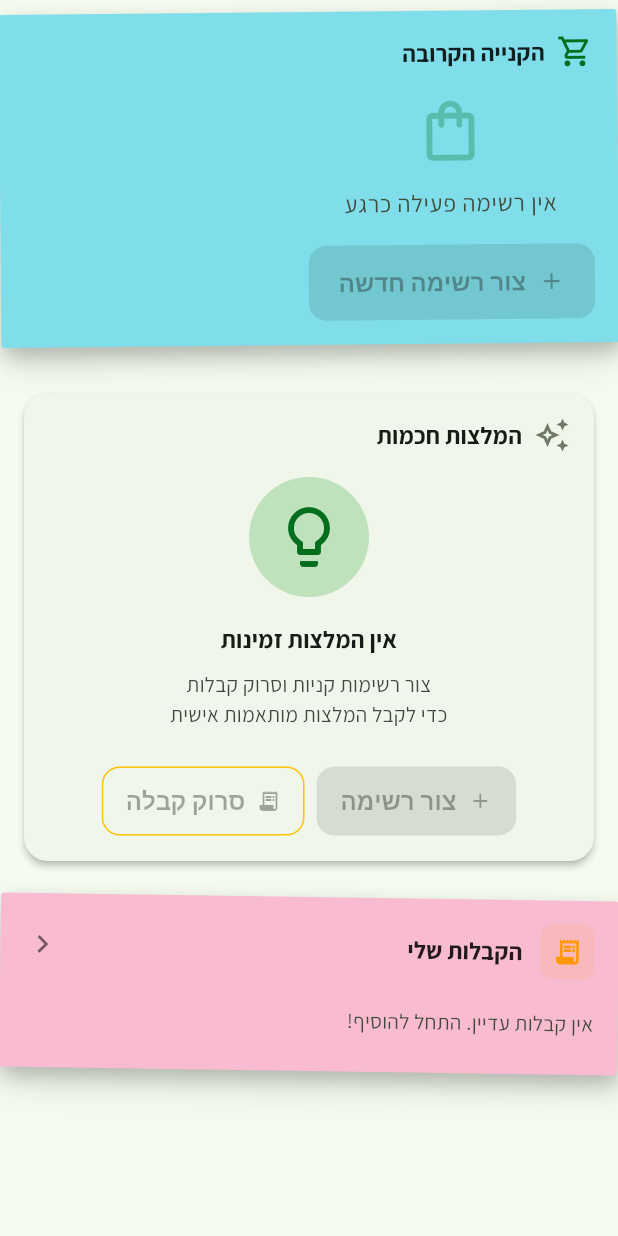
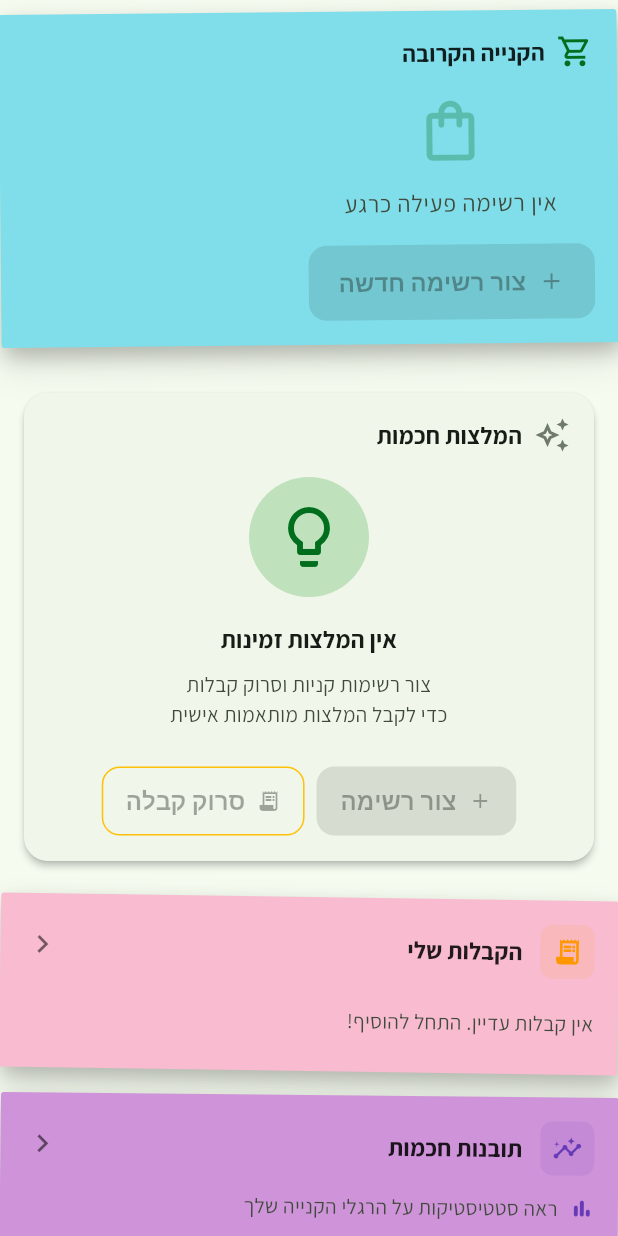
Before and after one commit to Yehuda-sh/salsheli, a Flutter app: the _Content widget shown alone on an empty page, opened directly with empty values, on a phone screen of 412 x 824 dp. Run offline on Flutter 3.47's test engine with Material 3 defaults, Android fonts, the phone set to English and light mode, and no system bars; drawn by our look-alikes of dynamic_color, flutter_animate; our stand-ins replace cloud_firestore, firebase_auth, firebase_core, firebase_storage, fl_chart, image_picker and 3 more; missing offline and left inert: google_mlkit_text_recognition; accounts and stored records are empty.

Commit message:
refactor: Update documentation and add navigation checks in guides and screens

```diff
--- a/lib/screens/home/home_dashboard_screen.dart
+++ b/lib/screens/home/home_dashboard_screen.dart
@@ -5,7 +5,7 @@
 // ✅ Pull-to-Refresh (רשימות + הצעות)
 // ✅ מיון חכם לפי priority (אירועים + עדכונים)
 // ✅ Empty state משופר עם אנימציה
-// ✅ כרטיסים: הקנייה הבאה, הצעות חכמות, קבלות, רשימות פעילות
+// ✅ כרטיסים: הקנייה הבאה, הצעות חכמות, קבלות, תובנות, רשימות פעילות
 // ✅ Dismissible lists עם undo
 // ✅ AppStrings - i18n ready
 // ✅ ui_constants - עיצוב עקבי
@@ -352,10 +352,19 @@ class _Content extends StatelessWidget {
 
         const SizedBox(height: kSpacingMedium),
 
+        // 🆕 כרטיס תובנות חכמות
+        const _InsightsCard()
+          .animate()
+          .fadeIn(duration: 600.ms, delay: 400.ms)
+          .slideY(begin: 0.15, end: 0)
+          .scale(begin: const Offset(0.95, 0.95), end: const Offset(1, 1)),
+
+        const SizedBox(height: kSpacingMedium),
+
         if (otherLists.isNotEmpty)
           _ActiveListsCard(lists: otherLists)
             .animate()
-            .fadeIn(duration: 600.ms, delay: 450.ms) // ✨ יותר איטי
+            .fadeIn(duration: 600.ms, delay: 550.ms) // ✨ עיכוב מעודכן
             .slideY(begin: 0.15, end: 0) // ✨ יותר דרמטי
             .scale(begin: const Offset(0.95, 0.95), end: const Offset(1, 1)), // ✨ זום!
       ],
@@ -704,6 +713,103 @@ class _ReceiptsCard extends StatelessWidget {
   }
 }
 
+class _InsightsCard extends StatelessWidget {
+  const _InsightsCard();
+
+  @override
+  Widget build(BuildContext context) {
+    final theme = Theme.of(context);
+    final cs = theme.colorScheme;
+
+    return StickyNote(
+      color: kStickyPurple,  // ✅ פתק סגול
+      rotation: 0.01,
+      child: InkWell(
+        onTap: () {
+          if (kDebugMode) {
+            debugPrint('🏠 HomeDashboard: ניווט למסך תובנות');
+          }
+          Navigator.pushNamed(context, '/insights');
+        },
+        borderRadius: BorderRadius.circular(kBorderRadius),
+        child: Padding(
+          padding: EdgeInsets.zero,  // StickyNote כבר יש padding
+          child: Column(
+            crossAxisAlignment: CrossAxisAlignment.stretch,
+            children: [
+              Row(
+                children: [
+                  Container(
+                    padding: const EdgeInsets.all(kSpacingSmall),
+                    decoration: BoxDecoration(
+                      color: Colors.deepPurple.withValues(alpha: 0.1),
+                      borderRadius: BorderRadius.circular(kBorderRadiusSmall),
+                    ),
+                    child: const Icon(
+                      Icons.insights_outlined,
+                      color: Colors.deepPurple,
+                      size: kIconSizeSmall + 4, // 20px
+                    ),
+                  ),
+                  const SizedBox(width: kBorderRadius),
+                  Expanded(
+                    child: Text(
+                      'תובנות חכמות',
+                      style: theme.textTheme.titleMedium?.copyWith(
+                        fontWeight: FontWeight.bold,
+                        color: Colors.black87,  // ✅ טקסט כהה על פתק
+                      ),
+                    ),
+                  ),
+                  const Icon(Icons.chevron_left, color: Colors.black54),
+                ],
+              ),
+              const SizedBox(height: kBorderRadius),
+              Row(
+                children: [
+                  const Icon(
+                    Icons.bar_chart_rounded,
+                    color: Colors.deepPurple,
+                    size: kIconSizeSmall,
+                  ),
+                  const SizedBox(width: kSpacingSmall),
+                  Expanded(
+                    child: Text(
+                      'ראה סטטיסטיקות על הרגלי הקנייה שלך',
+                      style: theme.textTheme.bodyMedium?.copyWith(
+                        color: cs.onSurfaceVariant,
+                      ),
+                    ),
+                  ),
+                ],
+              ),
+              const SizedBox(height: kSpacingSmall),
+              Row(
+                children: [
+                  const Icon(
+                    Icons.lightbulb_outline,
+                    color: Colors.amber,
+                    size: kIconSizeSmall,
+                  ),
+                  const SizedBox(width: kSpacingSmall),
+                  Expanded(
+                    child: Text(
+                      'קבל המלצות לשיפור וחיסכון',
+                      style: theme.textTheme.bodyMedium?.copyWith(
+                        color: cs.onSurfaceVariant,
+                      ),
+                    ),
+                  ),
+                ],
+              ),
+            ],
+          ),
+        ),
+      ),
+    );
+  }
+}
+
 class _ActiveListsCard extends StatelessWidget {
   final List<ShoppingList> lists;
 
--- a/lib/screens/insights/insights_screen.dart
+++ b/lib/screens/insights/insights_screen.dart
@@ -26,6 +26,7 @@
 // - fl_chart - גרפים
 // - flutter_animate - אנימציות
 
+import 'package:flutter/foundation.dart';
 import 'package:flutter/material.dart';
 import 'package:provider/provider.dart';
 import 'package:fl_chart/fl_chart.dart';
@@ -62,20 +63,26 @@ class _InsightsScreenState extends State<InsightsScreen> {
   @override
   void initState() {
     super.initState();
+    if (kDebugMode) {
       debugPrint('📊 InsightsScreen.initState()');
+    }
     _loadStats();
   }
 
   @override
   void dispose() {
+    if (kDebugMode) {
       debugPrint('📊 InsightsScreen.dispose()');
+    }
     super.dispose();
   }
 
   /// טוען סטטיסטיקות מהשרת או מהמטמון
   /// [forceRefresh] - אם true, מתעלם מהמטמון וטוען מהשרת
   Future<void> _loadStats({bool forceRefresh = false}) async {
+    if (kDebugMode) {
       debugPrint('📊 InsightsScreen._loadStats: מתחיל (refresh=$forceRefresh, period=${_periods[_selectedPeriod]})');
+    }
 
     if (!forceRefresh) {
       if (mounted) {
@@ -93,7 +100,9 @@ class _InsightsScreenState extends State<InsightsScreen> {
       if (!forceRefresh) {
         final cachedStats = await HomeStatsService.loadFromCache();
         if (mounted && cachedStats != null) {
+          if (kDebugMode) {
             debugPrint('   ✅ נטען ממטמון');
+          }
           setState(() => _stats = cachedStats);
         }
       }
@@ -108,7 +117,9 @@ class _InsightsScreenState extends State<InsightsScreen> {
       final lists = listsProvider.lists;
       final inventory = inventoryProvider.items;
 
+      if (kDebugMode) {
         debugPrint('   📥 נתונים: receipts=${receipts.length}, lists=${lists.length}, inventory=${inventory.length}');
+      }
 
       // 3) חישוב סטטיסטיקות
       final freshStats = await HomeStatsService.calculateStats(
@@ -118,7 +129,9 @@ class _InsightsScreenState extends State<InsightsScreen> {
         monthsBack: _periodMonths[_selectedPeriod],
       );
 
+      if (kDebugMode) {
         debugPrint('   ✅ סטטיסטיקות חושבו: spent=${freshStats.monthlySpent}, accuracy=${freshStats.listAccuracy}');
+      }
 
       if (mounted) {
         setState(() {
@@ -127,10 +140,14 @@ class _InsightsScreenState extends State<InsightsScreen> {
           _isRefreshing = false;
           _errorMessage = null;
         });
+        if (kDebugMode) {
           debugPrint('   ✅ State עודכן בהצלחה');
         }
+      }
     } catch (e) {
+      if (kDebugMode) {
         debugPrint('   ❌ שגיאה בטעינת נתונים: $e');
+      }
       if (mounted) {
         setState(() {
           _isLoading = false;
@@ -144,7 +161,9 @@ class _InsightsScreenState extends State<InsightsScreen> {
   /// משנה את התקופה הנבחרת וטוען מחדש את הסטטיסטיקות
   void _changePeriod(int index) {
     if (_selectedPeriod == index) return;
+    if (kDebugMode) {
       debugPrint('📊 InsightsScreen: משנה תקופה ל-${_periods[index]}');
+    }
     setState(() => _selectedPeriod = index);
     _loadStats();
   }
```
Also changed, not shown: 3 other files. Lines whose indentation alone changed are shown as unchanged.
